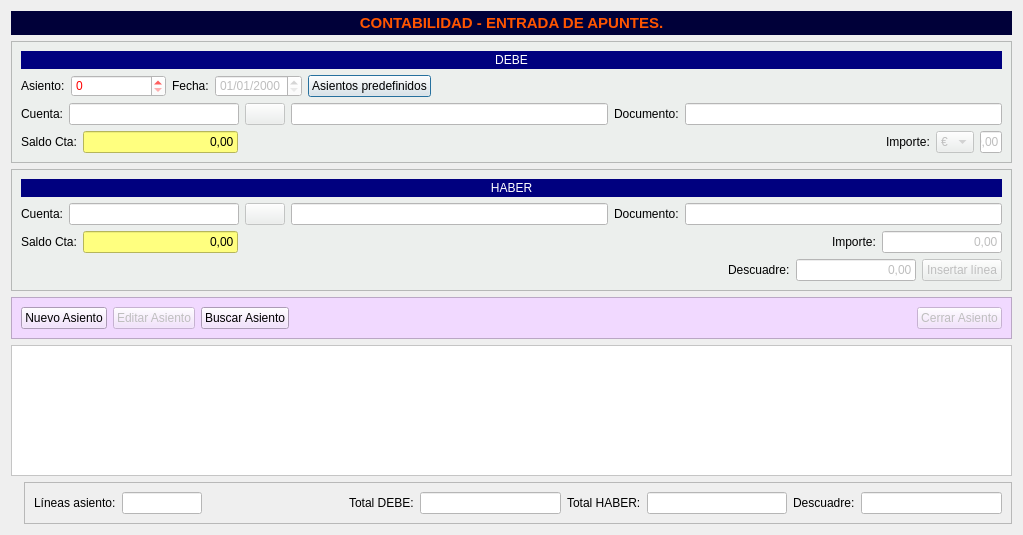
This is Zona_Contabilidad/frmentrada_apuntes.ui in arcnexus/RedFoX as Qt 5 draws it before an edit. The edited form follows.
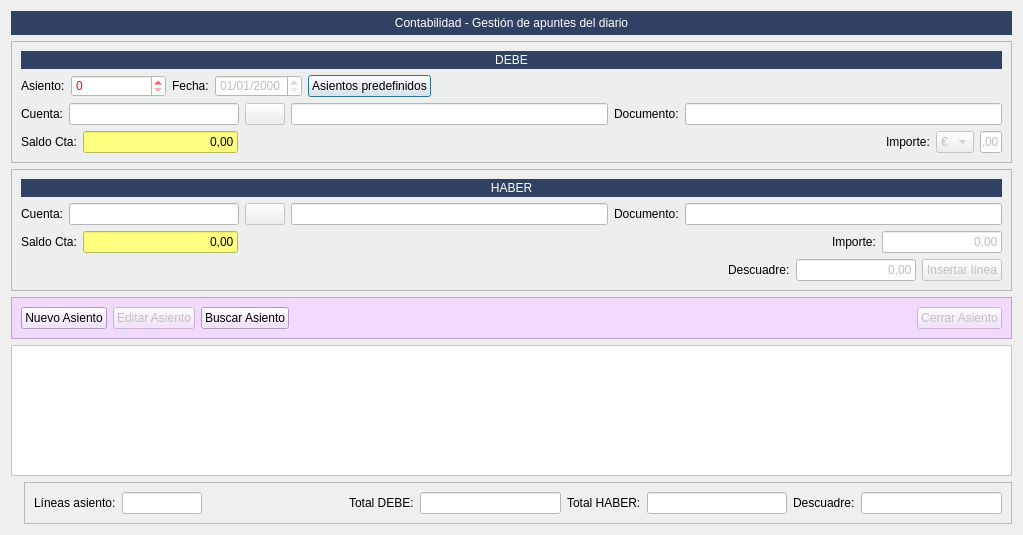
This is the edited form. Icons and pictures are not drawn.

```diff
--- a/Zona_Contabilidad/frmentrada_apuntes.ui
+++ b/Zona_Contabilidad/frmentrada_apuntes.ui
@@ -23,10 +23,12 @@
       </size>
      </property>
      <property name="styleSheet">
-      <string notr="true">background-color: rgb(0, 0, 57);</string>
+      <string notr="true">color: rgb(255, 255, 255);
+font: 14pt &quot;Sans Serif&quot;;
+background-color: #304163;</string>
      </property>
      <property name="text">
-      <string>&lt;html&gt;&lt;head/&gt;&lt;body&gt;&lt;p&gt;&lt;span style=&quot; font-size:11pt; font-weight:600; color:#ff5500;&quot;&gt;CONTABILIDAD - ENTRADA DE APUNTES.&lt;/span&gt;&lt;/p&gt;&lt;/body&gt;&lt;/html&gt;</string>
+      <string>Contabilidad - Gestión de apuntes del diario</string>
      </property>
      <property name="alignment">
       <set>Qt::AlignCenter</set>
@@ -226,8 +228,9 @@
          </size>
         </property>
         <property name="styleSheet">
-         <string notr="true">background-color: rgb(0, 0, 127);
-color: rgb(255, 255, 255);</string>
+         <string notr="true">background-color:  #304163;
+color: rgb(255, 255, 255);
+</string>
         </property>
         <property name="text">
          <string>DEBE</string>
@@ -328,8 +331,9 @@
          </size>
         </property>
         <property name="styleSheet">
-         <string notr="true">background-color: rgb(0, 0, 127);
-color: rgb(255, 255, 255);</string>
+         <string notr="true">background-color:  #304163;
+color: rgb(255, 255, 255);
+</string>
         </property>
         <property name="text">
          <string>HABER</string>
```
